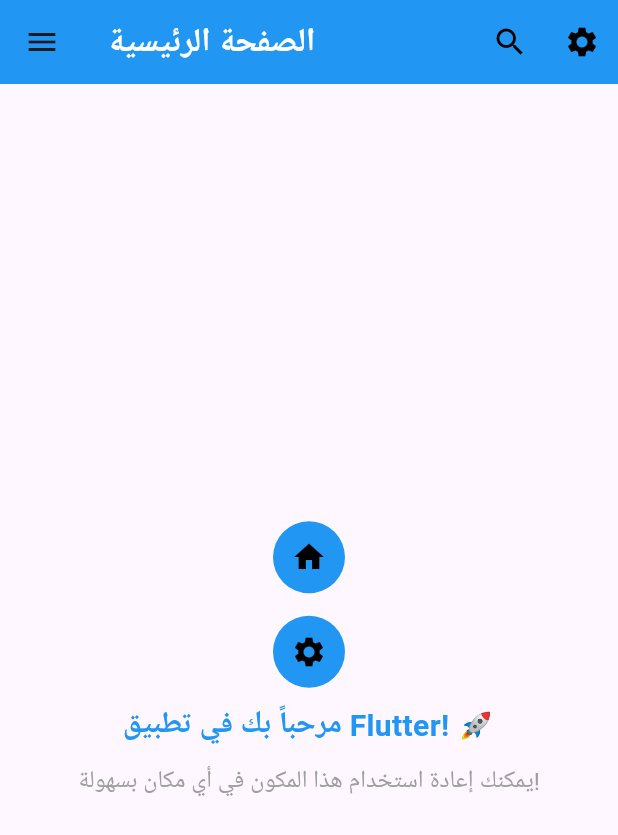
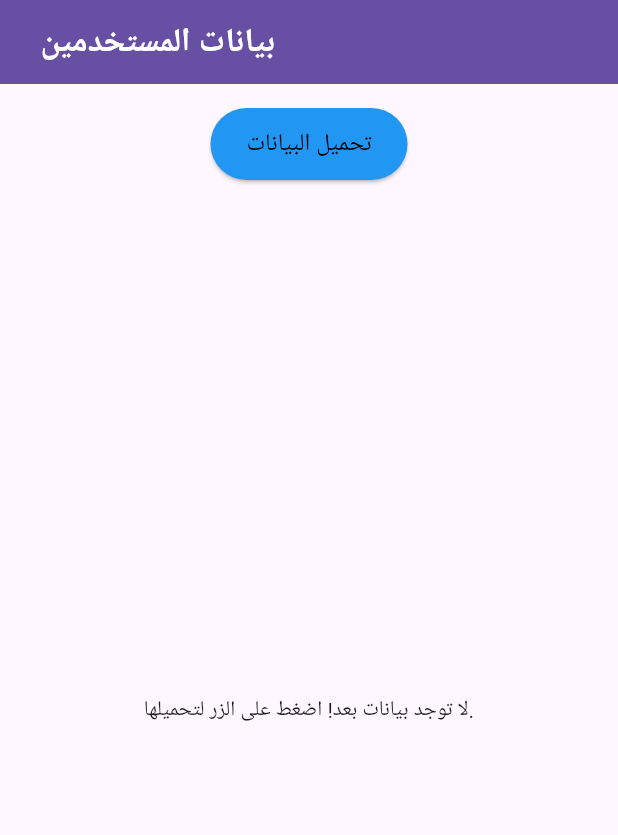
Before and after one commit to aray55/reusablecomponent, a Flutter app: the screen it shows after launch, on a phone screen of 412 x 824 dp. Shown: the top 835 px of the screen. Run offline on Flutter 3.47's test engine with Material 3 defaults, Android fonts, the phone set to English and light mode, and no system bars.

Commit message:
Add Loading Button and Info Card component with the Example usage

```diff
--- a/lib/main.dart
+++ b/lib/main.dart
@@ -1,5 +1,5 @@
 import 'package:flutter/material.dart';
-import 'package:reusable_component/usage_example/home_page.dart';
+import 'usage_example/loading_button_example.dart';
 
 void main() {
   runApp(const MyApp());
@@ -12,7 +12,7 @@
   Widget build(BuildContext context) {
     return MaterialApp(
       debugShowCheckedModeBanner: false,
-      home:HomePage() ,
+      home:LoadingButtonExample() ,
     );
   }
 }
--- /dev/null
+++ b/lib/reusable_component/custom_loading_button.dart
@@ -0,0 +1,49 @@
+import 'package:flutter/material.dart';
+import 'package:reusable_component/reusable_component/custom_text.dart';
+
+class LoadingButton extends StatefulWidget {
+  final String title;
+  final VoidCallback onPressed;
+  final Color color;
+  final Color textColor;
+
+  const LoadingButton({
+    super.key,
+    required this.title,
+    required this.onPressed,
+    this.color = Colors.blue,
+    this.textColor = Colors.white,
+  });
+
+  @override
+  _LoadingButtonState createState() => _LoadingButtonState();
+}
+
+class _LoadingButtonState extends State<LoadingButton> {
+  bool _isLoading = false;
+
+  void _handlePress() async {
+    setState(() => _isLoading = true);
+    await Future.delayed(Duration(seconds: 3)); // محاكاة عملية تحميل
+    setState(() => _isLoading = false);
+    widget.onPressed();
+  }
+
+  @override
+  Widget build(BuildContext context) {
+    return ElevatedButton(
+      style: ElevatedButton.styleFrom(
+        backgroundColor: widget.color,
+        foregroundColor: widget.textColor,
+        padding: EdgeInsets.symmetric(horizontal: 24, vertical: 12),
+      ),
+      onPressed: _isLoading ? null : _handlePress,
+      child: _isLoading
+          ? SizedBox(
+              width: 20, height: 20,
+              child: CircularProgressIndicator(color: widget.textColor, strokeWidth: 2),
+            )
+          : CustomText(text:widget.title),
+    );
+  }
+}
--- a/lib/usage_example/app_drawer.dart
+++ b/lib/usage_example/app_drawer.dart
@@ -28,6 +28,7 @@
           title: "الإعدادات",
           icon: Icons.settings,
           onTap: () => _navigateTo(context, "Settings"),
+
         ),
         DrawerItem(
           title: "المساعدة",
--- a/lib/usage_example/home_page.dart
+++ b/lib/usage_example/home_page.dart
@@ -26,7 +26,7 @@
           ),
         ],
       ),
-      drawer: AppDrawer(),//قمنا باستعاء كلاس الشريط الجانبي هنا لاستخدامه
+      drawer: AppDrawer(), //قمنا باستدعاء كلاس الشريط الجانبي هنا لاستخدامه
       body: Center(
         child: Column(
           mainAxisAlignment: MainAxisAlignment.center,
@@ -36,13 +36,17 @@
                 onPressed: () {
                   print('الضغط على زر الصفحة الرئيسية');
                 }),
-                SizedBox(height: 15,),
+            SizedBox(
+              height: 15,
+            ),
             CustomIconButton(
                 icon: Icons.settings,
                 onPressed: () {
                   print('الضغط على زر الصفحة الاعدادت');
                 }),
-            SizedBox(height: 10,),
+            SizedBox(
+              height: 10,
+            ),
             CustomText(
               text: "مرحباً بك في تطبيق Flutter! 🚀",
               fontSize: 20,
@@ -56,6 +60,7 @@
               fontSize: 16,
               color: Colors.grey,
             ),
+
           ],
         ),
       ),
--- /dev/null
+++ b/lib/usage_example/loading_button_example.dart
@@ -0,0 +1,64 @@
+import 'package:flutter/material.dart';
+import 'package:reusable_component/reusable_component/custom_appbar.dart';
+import 'dart:math';
+import '../reusable_component/custom_loading_button.dart';
+import '../reusable_component/info_card.dart';
+
+class LoadingButtonExample extends StatefulWidget {
+  @override
+  _LoadingButtonExampleState createState() => _LoadingButtonExampleState();
+}
+
+class _LoadingButtonExampleState extends State<LoadingButtonExample> {
+  List<Map<String, dynamic>> _data = [];
+
+  final Random _random = Random();
+
+  Future<void> _fetchData() async {
+    await Future.delayed(Duration(seconds: 2)); // محاكاة تحميل البيانات
+
+    setState(() {
+      _data = [
+        {"name": "مبرمج 1", "role": "مطور تطبيقات", "color": _getRandomColor()},
+        {"name": "مبرمج 2", "role": "مهندس برمجيات", "color": _getRandomColor()},
+        {"name": "مبرمج 3", "role": "مصمم واجهات", "color": _getRandomColor()},
+        {"name": "مبرمج 4", "role": "خبير قواعد بيانات", "color": _getRandomColor()},
+      ];
+    });
+  }
+
+  Color _getRandomColor() {
+    return Colors.primaries[_random.nextInt(Colors.primaries.length)];
+  }
+
+  @override
+  Widget build(BuildContext context) {
+    return Scaffold(
+      appBar: CustomAppBar(title: "  بيانات المستخدمين"),
+      body: Padding(
+        padding: const EdgeInsets.all(16.0),
+        child: Column(
+          children: [
+            LoadingButton(title: "تحميل البيانات", onPressed: _fetchData), // زر التحميل
+            SizedBox(height: 20),
+            Expanded(
+              child: _data.isEmpty
+                  ? Center(child: Text("لا توجد بيانات بعد! اضغط على الزر لتحميلها."))
+                  : ListView.builder(
+                      itemCount: _data.length,
+                      itemBuilder: (context, index) {
+                        return InfoCard(
+                          icon: Icons.person,
+                          color: _data[index]["color"],
+                          title: _data[index]["name"]!,
+                          description: _data[index]["role"]!,
+                        );
+                      },
+                    ),
+            ),
+          ],
+        ),
+      ),
+    );
+  }
+}
```
Also changed, not shown: lib/reusable_component/info_card.dart (added, +50 -0 lines), lib/usage_example/info_card_example.dart (added, +51 -0 lines).
